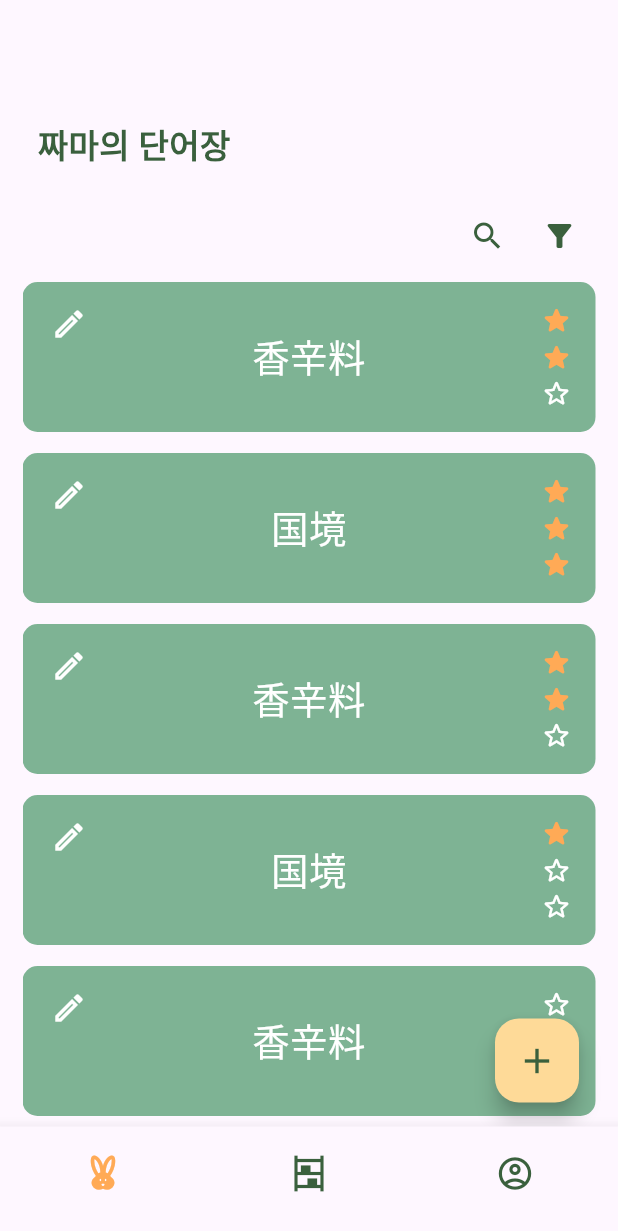
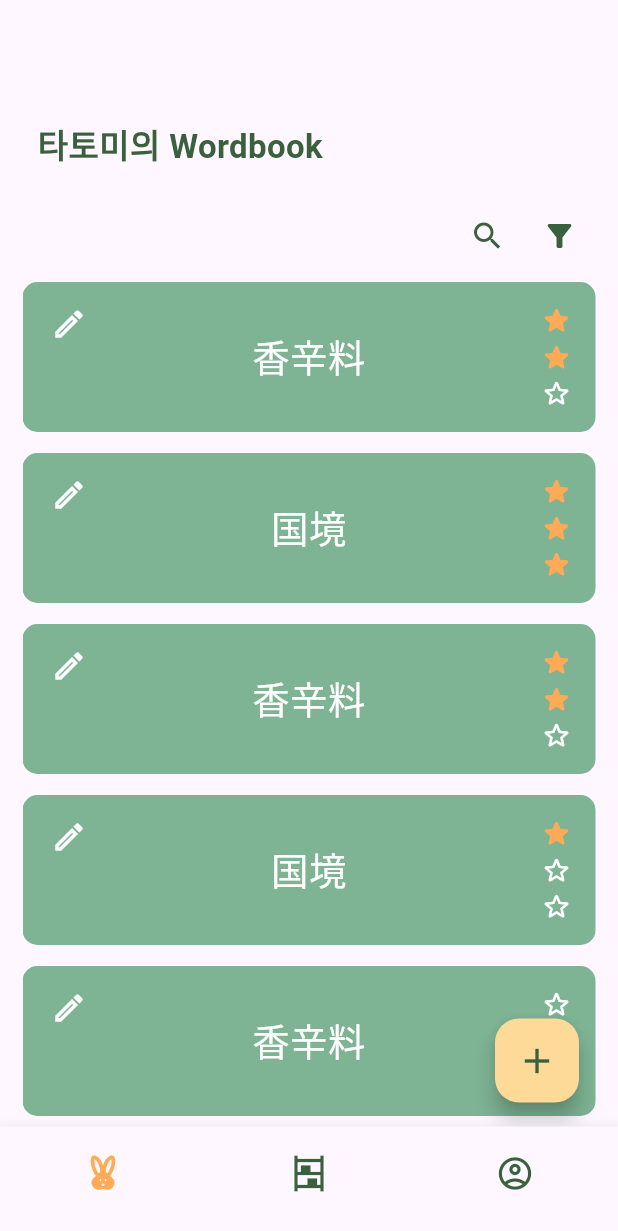
Before and after one commit to Summerzzang/myVeryWorkbook, a Flutter app: the screen it shows after launch, on a phone screen of 412 x 824 dp. Shown: the top 1231 px of the screen. Run offline on Flutter 3.47's test engine with Material 3 defaults, Android fonts, the phone set to English and light mode, and no system bars.

Commit message:
update changing currentWordBookID feature

```diff
--- a/lib/main.dart
+++ b/lib/main.dart
@@ -1,5 +1,7 @@
 import 'package:flutter/material.dart';
+import 'package:my_wordbook/pages/bookcase_page.dart';
 import 'package:my_wordbook/pages/homepage.dart';
+import 'package:my_wordbook/pages/mypage.dart';
 import 'package:my_wordbook/service/wordbook_service.dart';
 import 'package:my_wordbook/theme/deco_const.dart';
 import 'package:provider/provider.dart';
@@ -30,9 +32,16 @@ class _MyAppState extends State<MyApp> {
     return MaterialApp(
       debugShowCheckedModeBanner: false,
       home: Scaffold(
-        body: const Padding(
-          padding: EdgeInsets.symmetric(horizontal: 10),
-          child: Homepage(),
+        body: Padding(
+          padding: const EdgeInsets.symmetric(horizontal: 10),
+          child: IndexedStack(
+            index: currentIndex,
+            children: const [
+              Homepage(),
+              BookCasePage(),
+              Mypage(),
+            ],
+          ),
         ),
         bottomNavigationBar: BottomNavigationBar(
           currentIndex: currentIndex,
--- /dev/null
+++ b/lib/pages/bookcase_page.dart
@@ -0,0 +1,26 @@
+import 'package:flutter/material.dart';
+import 'package:my_wordbook/service/wordbook_service.dart';
+import 'package:my_wordbook/widget/bookcase_widget.dart';
+import 'package:provider/provider.dart';
+
+class BookCasePage extends StatelessWidget {
+  const BookCasePage({super.key});
+
+  @override
+  Widget build(BuildContext context) {
+    List<WordBook> wordBookCollection =
+        context.select<WordbookService, List<WordBook>>(
+            (service) => service.wordBookCollection);
+    return Scaffold(
+      appBar: AppBar(
+        title: const Text("Bookcase"),
+      ),
+      body: ListView.builder(
+          itemCount: wordBookCollection.length,
+          itemBuilder: (context, index) {
+            WordBook wordBook = wordBookCollection[index];
+            return BookcaseWidget(wordBook: wordBook);
+          }),
+    );
+  }
+}
--- a/lib/pages/homepage.dart
+++ b/lib/pages/homepage.dart
@@ -6,16 +6,13 @@ import 'package:my_wordbook/service/wordbook_service.dart';
 import 'package:my_wordbook/theme/deco_const.dart';
 import 'package:provider/provider.dart';
 
-class Homepage extends StatefulWidget {
+class Homepage extends StatelessWidget {
   const Homepage({super.key});
 
   @override
-  State<Homepage> createState() => _HomepageState();
-}
-
-class _HomepageState extends State<Homepage> {
-  @override
   Widget build(BuildContext context) {
+    String wordBookTitle =
+        context.read<WordbookService>().getCurrentWordBook().title;
     return Scaffold(
       floatingActionButton: FloatingActionButton(
         onPressed: () {
@@ -47,9 +44,9 @@ class _HomepageState extends State<Homepage> {
                 Container(
                   padding: const EdgeInsets.only(left: 10),
                   alignment: Alignment.topLeft,
-                  child: const Text(
-                    "짜마의 단어장",
-                    style: TextStyle(
+                  child: Text(
+                    wordBookTitle,
+                    style: const TextStyle(
                       fontSize: 22,
                       fontWeight: FontWeight.bold,
                       color: DecoConst.secondColor,
--- a/lib/service/wordbook_service.dart
+++ b/lib/service/wordbook_service.dart
@@ -13,6 +13,11 @@ class WordbookService with ChangeNotifier {
       contents: dummyWordBook,
       id: 'dummy',
     ),
+    WordBook(
+      title: "Wordbook 2",
+      contents: [],
+      id: 'dummy2',
+    )
   ];
 
   WordBook getCurrentWordBook() {
@@ -20,6 +25,11 @@ class WordbookService with ChangeNotifier {
       (wb) => wb.id == currentWordBookId,
       orElse: () => wordBookCollection.first,
     );
+  }
+
+  void changeCurrentWordBook(WordBook wb) {
+    currentWordBookId = wb.id;
+    print(currentWordBookId);
   }
 
   //CRUD -> Word
@@ -33,7 +43,6 @@ class WordbookService with ChangeNotifier {
     wordBookCollection[currentWBIndex].contents.add(wordToCreate);
     notifyListeners();
   }
-
 
   void checkedIncrement(String wordId) {
     final int currentWBIndex =
```
Also changed, not shown: lib/pages/mypage.dart (added, +12 -0 lines), lib/widget/bookcase_widget.dart (added, +84 -0 lines).
